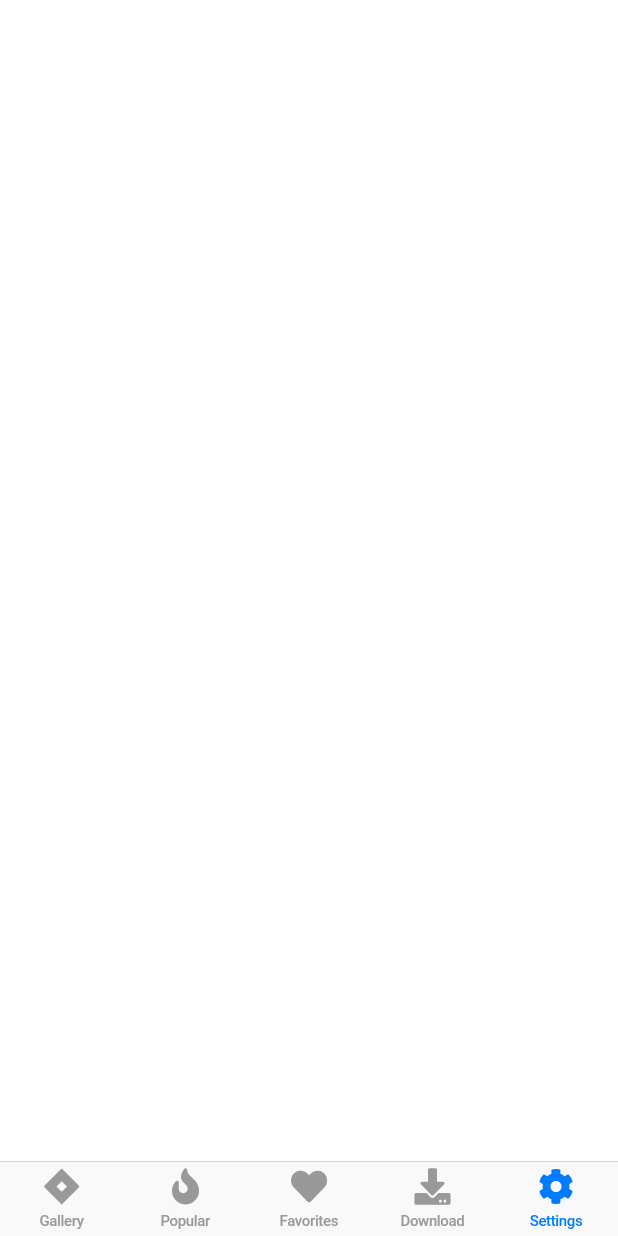
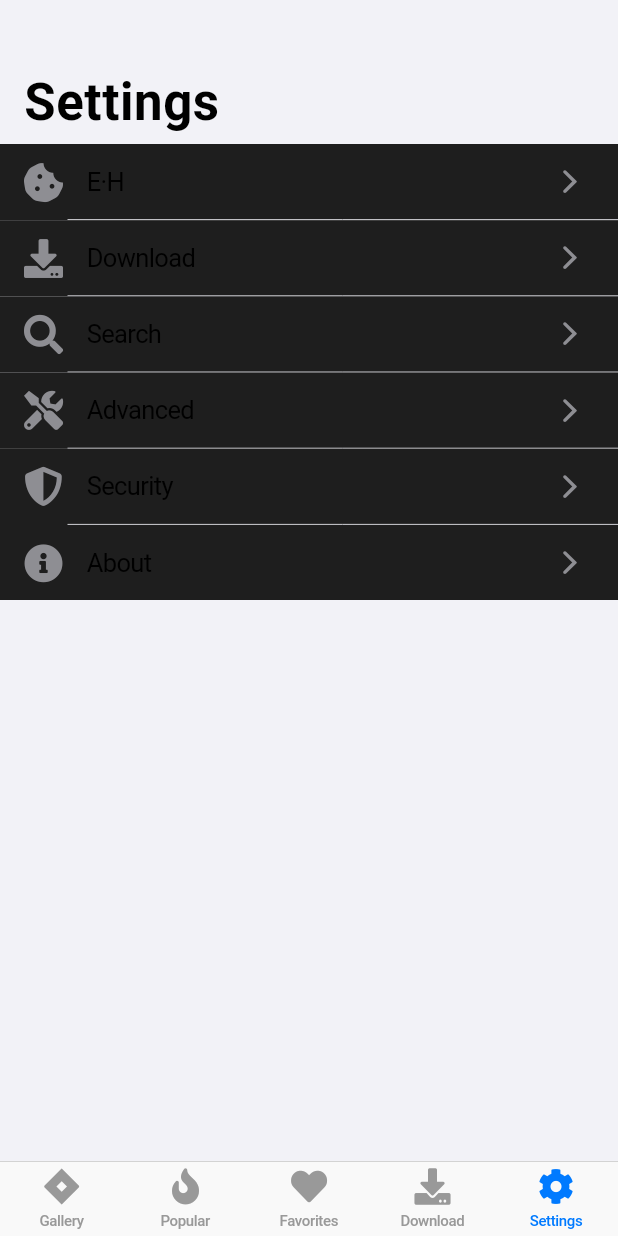
Before and after one commit to cgyuan/ehview, a Flutter app: the screen it shows after launch, item 5 of the bottom bar chosen, on a phone screen of 412 x 824 dp. Run offline on Flutter 3.47's test engine with Material 2 defaults, Android fonts, the phone set to English and light mode, and no system bars; drawn by our look-alikes of oktoast; our stand-ins replace blur, cached_network_image, device_preview, dio, font_awesome_flutter, get and 2 more; missing offline and left inert: dio_http_cache, extended_sliver.

Commit message:
add top level setting pager

```diff
--- a/lib/config/route/app_routes.dart
+++ b/lib/config/route/app_routes.dart
@@ -10,4 +10,12 @@ class EHRoutes {
   static const String history = '/history';
   static const String download = '/download';
   static const String setting = '/setting';
+
+  static const String ehSetting = '/setting/ehSetting';
+  static const String downloadSetting = '/setting/downloadSetting';
+  static const String searchSetting = '/setting/searchSetting';
+  static const String advancedSetting = '/setting/advancedSetting';
+  static const String securitySetting = '/setting/securitySetting';
+  static const String viewSeting = '/setting/viewSetting';
+  static const String about = '/setting/about';
 }
--- a/lib/pages/home/controller/home_controller.dart
+++ b/lib/pages/home/controller/home_controller.dart
@@ -1,6 +1,7 @@
 import 'package:ehviewer/config/route/app_routes.dart';
 import 'package:ehviewer/generated/l10n.dart';
 import 'package:ehviewer/pages/home/pagers/gallery/gallery_list_pager.dart';
+import 'package:ehviewer/pages/home/pagers/setting/setting.dart';
 import 'package:ehviewer/utils/toast.dart';
 import 'package:flutter/cupertino.dart';
 import 'package:font_awesome_flutter/font_awesome_flutter.dart';
@@ -21,7 +22,7 @@ class TabPages {
         EHRoutes.toplist: CupertinoPageScaffold(child: Container()),
         EHRoutes.history: CupertinoPageScaffold(child: Container()),
         EHRoutes.download: CupertinoPageScaffold(child: Container()),
-        EHRoutes.setting: CupertinoPageScaffold(child: Container()),
+        EHRoutes.setting: CupertinoPageScaffold(child: SettingPager()),
       };
 
   final Map<String, IconData> iconDatas = <String, IconData>{
--- /dev/null
+++ b/lib/pages/home/pagers/setting/components/setting_item.dart
@@ -0,0 +1,105 @@
+import 'package:ehviewer/config/theme/theme_colors.dart';
+import 'package:flutter/cupertino.dart';
+import 'package:flutter/material.dart';
+
+class SettingItems extends StatefulWidget {
+  const SettingItems({
+    required this.text,
+    required this.icon,
+    required this.route,
+    this.topDivider = false,
+    this.bottomDivider = true,
+  });
+
+  final String text;
+  final IconData icon;
+  final String route;
+  final bool topDivider;
+  final bool bottomDivider;
+
+  @override
+  _SettingItemState createState() => _SettingItemState();
+}
+
+class _SettingItemState extends State<SettingItems> {
+  Color? _color;
+  Color? _pBackgroundColor;
+
+  @override
+  void initState() {
+    _color = CupertinoDynamicColor.resolve(
+        EhDynamicColors.itemBackground.darkColor, context);
+    _pBackgroundColor = _color;
+    super.initState();
+  }
+
+  @override
+  Widget build(BuildContext context) {
+    return GestureDetector(
+      behavior: HitTestBehavior.opaque,
+      onTapDown: (_) => _updatePressedColor(),
+      onTapUp: (_) {
+        Future.delayed(
+            const Duration(milliseconds: 100), () => _updateNormalColor());
+      },
+      onTapCancel: () => _updateNormalColor(),
+      child: Container(
+        color: _color,
+        child: Column(
+          mainAxisAlignment: MainAxisAlignment.center,
+          crossAxisAlignment: CrossAxisAlignment.start,
+          children: [
+            if (widget.topDivider) _settingItemDivider(),
+            Container(
+              height: 50,
+              padding: const EdgeInsets.fromLTRB(16, 8, 20, 8),
+              child: Row(
+                children: [
+                  Icon(
+                    widget.icon,
+                    size: 26.0,
+                    color: CupertinoColors.systemGrey,
+                  ),
+                  Container(
+                    padding: const EdgeInsets.only(left: 16),
+                    child: Text(widget.text),
+                  ),
+                  const Spacer(),
+                  const Icon(
+                    CupertinoIcons.forward,
+                    color: CupertinoColors.systemGrey,
+                  )
+                ],
+              ),
+            ),
+            if (widget.bottomDivider) _settingItemDivider(),
+          ],
+        ),
+      ),
+    );
+  }
+
+  /// 设置项分隔线
+  Widget _settingItemDivider() {
+    return Divider(
+      height: 0.8,
+      indent: 45.0,
+      color:
+          CupertinoDynamicColor.resolve(CupertinoColors.systemGrey4, context),
+    );
+  }
+
+  void _updateNormalColor() {
+    setState(() {
+      _color = CupertinoDynamicColor.resolve(
+          EhDynamicColors.itemBackground.darkColor, context);
+    });
+  }
+
+  _updatePressedColor() {
+    setState(() {
+      _color =
+          CupertinoDynamicColor.resolve(CupertinoColors.systemGrey2, context);
+    });
+  }
+}
--- /dev/null
+++ b/lib/pages/home/pagers/setting/controller/setting_controller.dart
@@ -0,0 +1,114 @@
+import 'package:ehviewer/config/route/app_routes.dart';
+import 'package:ehviewer/generated/l10n.dart';
+import 'package:ehviewer/pages/home/pagers/setting/components/setting_item.dart';
+import 'package:flutter/cupertino.dart';
+import 'package:font_awesome_flutter/font_awesome_flutter.dart';
+import 'package:get/get.dart';
+
+class SettingController extends GetxController
+    with SingleGetTickerProviderMixin {
+// 控制middle显示
+  final RxBool _showMiddle = false.obs;
+
+  bool get showMidle => _showMiddle.value;
+
+  set showMidle(bool val) => _showMiddle.value = val;
+
+  //
+  late Animation<double> animation;
+  late AnimationController _animationController;
+
+  ScrollController? scrollController;
+
+  @override
+  void onInit() {
+    super.onInit();
+
+    _animationController = AnimationController(
+      vsync: this,
+      duration: const Duration(milliseconds: 150),
+    );
+
+    animation = Tween(begin: 0.0, end: 1.0).animate(_animationController);
+  }
+
+  @override
+  void onReady() {
+    super.onReady();
+    // 监听滚动
+    scrollController?.addListener(_scrollControllerLister);
+  }
+
+  void _scrollControllerLister() {
+    if (scrollController == null) {
+      return;
+    }
+    if (scrollController!.offset < 50.0 && showMidle) {
+      _animationController.reverse();
+      showMidle = false;
+    } else if (scrollController!.offset >= 50.0 && !showMidle) {
+      _animationController.forward();
+      showMidle = true;
+    }
+  }
+
+  @override
+  void onClose() {
+    _animationController.dispose();
+    scrollController?.dispose();
+    super.onClose();
+  }
+
+  // 菜单文案
+  List<String> _itemTitles = <String>[];
+
+  List<IconData> _icons = <IconData>[];
+
+  List<String> _routes = <String>[];
+
+  List<Widget> get itemList {
+    final _slivers = <Widget>[];
+    for (int _index = 0; _index < _itemTitles.length; _index++) {
+      _slivers.add(
+        SettingItems(
+          bottomDivider: _index != _itemTitles.length - 1,
+          text: _itemTitles[_index],
+          icon: _icons[_index],
+          route: _routes[_index],
+        ),
+      );
+    }
+    return _slivers;
+  }
+
+  void initData(BuildContext context) {
+    scrollController = ScrollController();
+
+    _itemTitles = <String>[
+      L10n.of(context).eh,
+      L10n.of(context).download,
+      L10n.of(context).search,
+      L10n.of(context).advanced,
+      L10n.of(context).security,
+      L10n.of(context).about,
+    ];
+
+    _icons = <IconData>[
+      FontAwesomeIcons.cookieBite,
+      FontAwesomeIcons.download,
+      FontAwesomeIcons.search,
+      FontAwesomeIcons.tools,
+      FontAwesomeIcons.shieldAlt,
+      FontAwesomeIcons.infoCircle,
+    ];
+
+    _routes = <String>[
+      EHRoutes.ehSetting,
+      EHRoutes.downloadSetting,
+      EHRoutes.searchSetting,
+      EHRoutes.advancedSetting,
+      EHRoutes.securitySetting,
+      EHRoutes.about,
+    ];
+  }
+}
--- /dev/null
+++ b/lib/pages/home/pagers/setting/setting.dart
@@ -0,0 +1,55 @@
+import 'package:ehviewer/generated/l10n.dart';
+import 'package:ehviewer/pages/home/pagers/setting/controller/setting_controller.dart';
+import 'package:flutter/cupertino.dart';
+import 'package:get/get.dart';
+
+class SettingPager extends GetView<SettingController> {
+  @override
+  Widget build(BuildContext context) {
+    controller.initData(context);
+    final String _title = L10n.of(context).tab_setting;
+    return CupertinoPageScaffold(
+      backgroundColor: CupertinoTheme.of(context).brightness != Brightness.dark
+          ? CupertinoColors.secondarySystemBackground
+          : null,
+      child: CustomScrollView(
+        controller: controller.scrollController,
+        physics: const AlwaysScrollableScrollPhysics(),
+        slivers: <Widget>[
+          CupertinoSliverNavigationBar(
+            heroTag: 'setting',
+            middle: FadeTransition(
+              opacity: controller.animation,
+              child: Text(
+                _title,
+              ),
+            ),
+            largeTitle: Row(
+              children: [
+                Text(
+                  _title,
+                ),
+                const Spacer(),
+              ],
+            ),
+          ),
+          SliverSafeArea(
+            top: false,
+            sliver: SliverList(
+              delegate: SliverChildBuilderDelegate(
+                (context, index) {
+                  final _itemList = controller.itemList;
+                  if (index < _itemList.length) {
+                    return _itemList[index];
+                  } else {
+                    return null;
+                  }
+                },
+              ),
+            ),
+          ),
+        ],
+      ),
+    );
+  }
+}
--- a/lib/utils/get_init.dart
+++ b/lib/utils/get_init.dart
@@ -1,8 +1,10 @@
 import 'package:ehviewer/pages/home/controller/home_controller.dart';
 import 'package:ehviewer/pages/home/pagers/gallery/controller/gallery_controller.dart';
+import 'package:ehviewer/pages/home/pagers/setting/controller/setting_controller.dart';
 import 'package:get/get.dart';
 
 void getInit() {
   Get.put(HomeController(), permanent: true);
   Get.lazyPut(() => GalleryViewController(), fenix: true);
+  Get.lazyPut(() => SettingController(), fenix: true);
 }
```
Also changed, not shown: lib/pages/home/pagers/gallery/gallery_list_pager.dart (+21 -0 lines).
